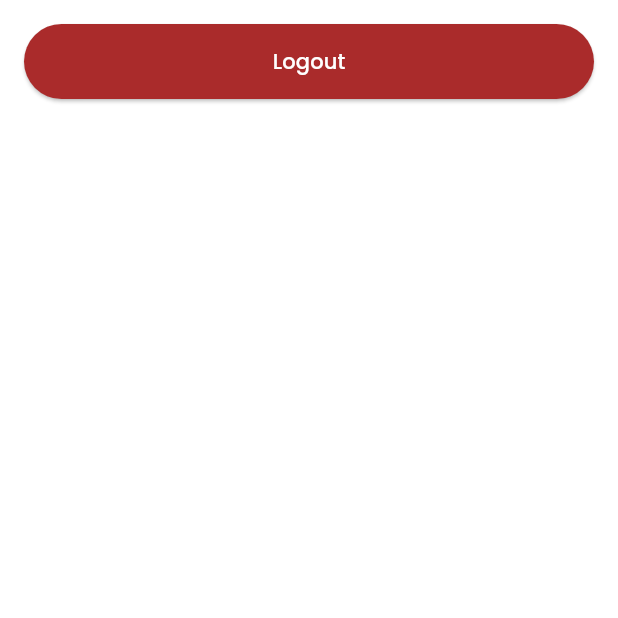
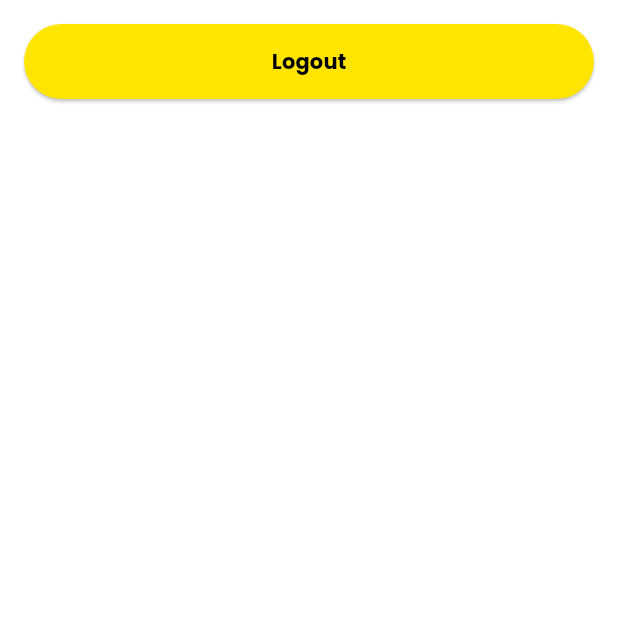
Before and after one commit to GabrielAllba/mobile-atmakitchen, a Flutter app: the MoProfile screen opened directly, on a phone screen of 412 x 824 dp, the top half of it. Run offline on Flutter 3.47's test engine with Material 3 defaults, Android fonts, the phone set to English and light mode, and no system bars; drawn by our look-alikes of toastification; our stand-ins replace flutter_riverpod, google_fonts, responsive_sizer, shared_preferences; accounts and stored records are empty.

Commit message:
change color for mo profile

```diff
--- a/lib/screens/mo/profile/profile.dart
+++ b/lib/screens/mo/profile/profile.dart
@@ -20,7 +20,7 @@ class _MoProfileState extends State<MoProfile> {
             children: [
               ElevatedButton(
                 style: ElevatedButton.styleFrom(
-                  backgroundColor: const Color.fromARGB(255, 170, 43, 43),
+                  backgroundColor: const Color.fromARGB(255, 255, 229, 1),
                   minimumSize: const Size(double.infinity, 50),
                 ),
                 onPressed: () async {
@@ -29,15 +29,14 @@ class _MoProfileState extends State<MoProfile> {
                   Navigator.pushReplacement(
                     context,
                     MaterialPageRoute(
-                      builder: (context) => LoginView(),
+                      builder: (context) => LoginView(), // Replace LoginScreen
                     ),
                   );
                 },
                 child: const Text(
                   'Logout',
                   style: TextStyle(
-                    color: Colors.white,
-                  ),
+                      color: Colors.black, fontWeight: FontWeight.bold),
                 ),
               ),
             ],
--- a/lib/screens/mo/tabs.dart
+++ b/lib/screens/mo/tabs.dart
@@ -72,7 +72,7 @@ class _MoTabsScreenState extends State<MoTabsScreen> {
         bottomNavigationBar: BottomNavigationBar(
           currentIndex: _selectedPageIndex,
           onTap: _selectPage,
-          fixedColor: Theme.of(context).primaryColor,
+          fixedColor: const Color.fromARGB(255, 43, 57, 164),
           items: const [
             BottomNavigationBarItem(
               icon: Icon(Icons.home_outlined),
```
